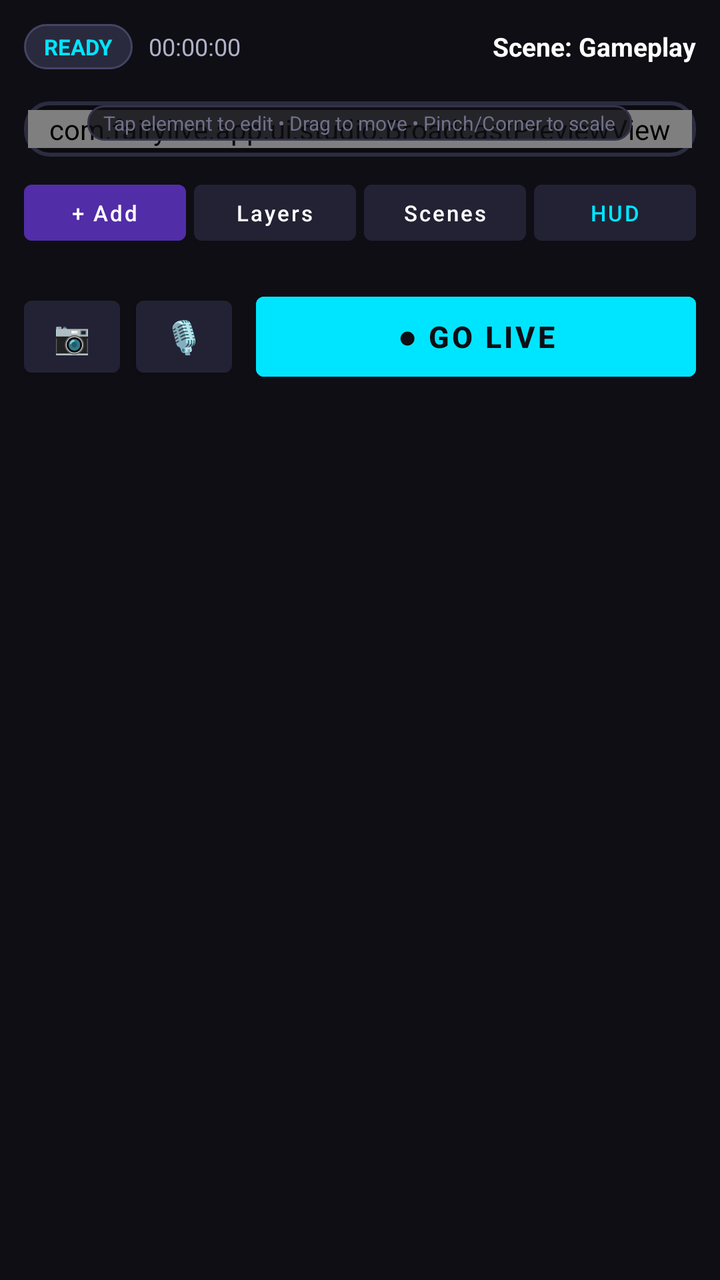
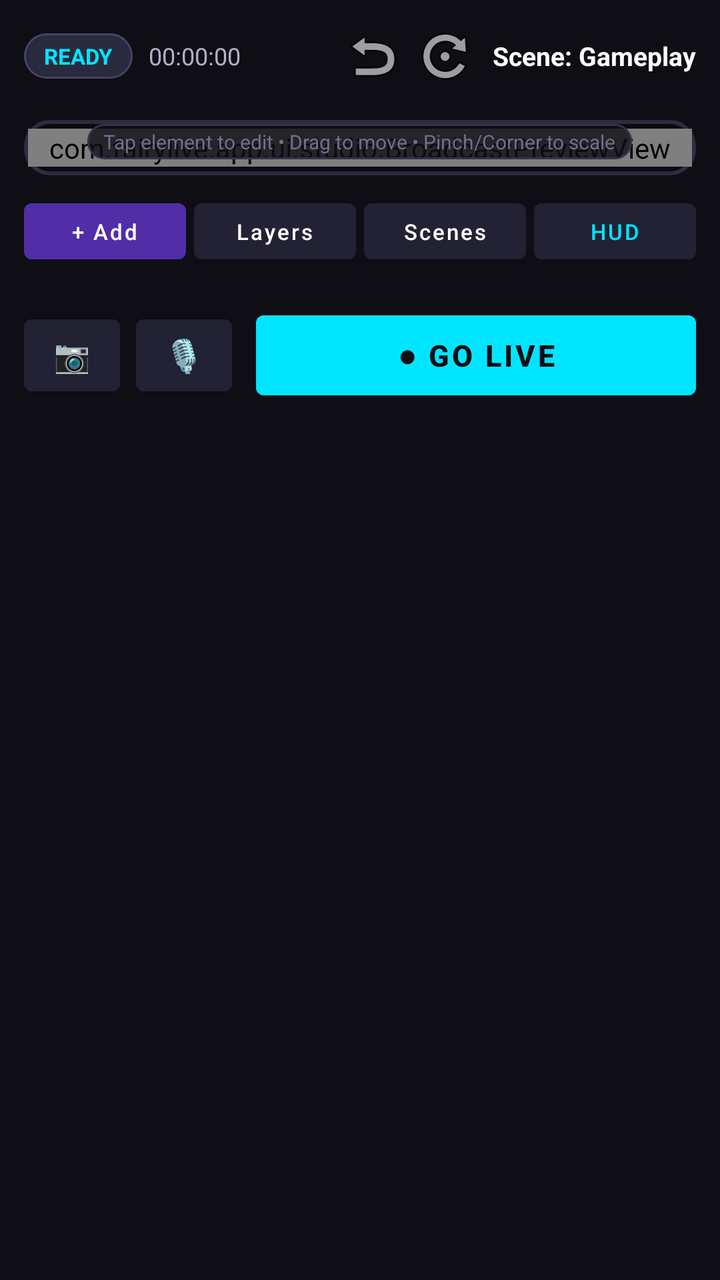

Compare the two renders of this Android layout. The source of the first and the diff that turns it into the second are given below.
<!-- AndroidManifest.xml: application theme Theme.FairyLive -->
<!-- res/layout/fragment_creator_studio.xml -->
<?xml version="1.0" encoding="utf-8"?>
<androidx.coordinatorlayout.widget.CoordinatorLayout xmlns:android="http://schemas.android.com/apk/res/android"
    xmlns:app="http://schemas.android.com/apk/res-auto"
    xmlns:tools="http://schemas.android.com/tools"
    android:layout_width="match_parent"
    android:layout_height="match_parent"
    android:background="@color/bg_primary">

    <androidx.core.widget.NestedScrollView
        android:layout_width="match_parent"
        android:layout_height="match_parent"
        android:fillViewport="true">

        <LinearLayout
            android:layout_width="match_parent"
            android:layout_height="wrap_content"
            android:orientation="vertical"
            android:padding="12dp">

            
            <LinearLayout
                android:layout_width="match_parent"
                android:layout_height="wrap_content"
                android:orientation="horizontal"
                android:gravity="center_vertical"
                android:layout_marginBottom="8dp">

                <TextView
                    android:id="@+id/tv_studio_status_badge"
                    android:layout_width="wrap_content"
                    android:layout_height="wrap_content"
                    android:background="@drawable/bg_status_badge"
                    android:paddingStart="10dp"
                    android:paddingTop="4dp"
                    android:paddingEnd="10dp"
                    android:paddingBottom="4dp"
                    android:text="READY"
                    android:textColor="@color/fairy_cyan"
                    android:textSize="11sp"
                    android:textStyle="bold" />

                <TextView
                    android:id="@+id/tv_stream_timer"
                    android:layout_width="wrap_content"
                    android:layout_height="wrap_content"
                    android:layout_marginStart="8dp"
                    android:text="00:00:00"
                    android:textColor="@color/text_secondary"
                    android:textSize="12sp" />

                <View
                    android:layout_width="0dp"
                    android:layout_height="1dp"
                    android:layout_weight="1" />

                <TextView
                    android:id="@+id/tv_active_scene_label"
                    android:layout_width="wrap_content"
                    android:layout_height="wrap_content"
                    android:text="Scene: Gameplay"
                    android:textColor="@color/text_primary"
                    android:textSize="13sp"
                    android:textStyle="bold" />
            </LinearLayout>

            
            <HorizontalScrollView
                android:layout_width="match_parent"
                android:layout_height="wrap_content"
                android:scrollbars="none"
                android:layout_marginBottom="8dp">

                <LinearLayout
                    android:id="@+id/layout_scene_chips"
                    android:layout_width="wrap_content"
                    android:layout_height="wrap_content"
                    android:orientation="horizontal">
                    
                </LinearLayout>
            </HorizontalScrollView>

            
            <FrameLayout
                android:id="@+id/preview_container"
                android:layout_width="match_parent"
                android:layout_height="wrap_content"
                android:background="@drawable/bg_preview_frame"
                android:padding="2dp">

                <com.fairylive.app.ui.studio.BroadcastPreviewView
                    android:id="@+id/broadcast_preview_view"
                    android:layout_width="match_parent"
                    android:layout_height="wrap_content"
                    android:layout_gravity="center" />

                
                <LinearLayout
                    android:id="@+id/layout_hud_overlay"
                    android:layout_width="wrap_content"
                    android:layout_height="wrap_content"
                    android:layout_gravity="top|start"
                    android:layout_margin="8dp"
                    android:background="@drawable/bg_hud_overlay"
                    android:orientation="vertical"
                    android:padding="6dp"
                    android:visibility="gone">

                    <TextView
                        android:id="@+id/tv_hud_fps"
                        android:layout_width="wrap_content"
                        android:layout_height="wrap_content"
                        android:text="FPS: 0.0"
                        android:textColor="@color/status_green"
                        android:textSize="10sp"
                        android:textStyle="bold" />

                    <TextView
                        android:id="@+id/tv_hud_bitrate"
                        android:layout_width="wrap_content"
                        android:layout_height="wrap_content"
                        android:text="Bitrate: 0 kbps"
                        android:textColor="@color/fairy_cyan"
                        android:textSize="10sp" />

                    <TextView
                        android:id="@+id/tv_hud_audio_rate"
                        android:layout_width="wrap_content"
                        android:layout_height="wrap_content"
                        android:text="Audio AU: 0/s"
                        android:textColor="@color/text_secondary"
                        android:textSize="10sp" />

                    <TextView
                        android:id="@+id/tv_hud_codecs"
                        android:layout_width="wrap_content"
                        android:layout_height="wrap_content"
                        android:text="Codecs: 2/2"
                        android:textColor="@color/fairy_purple_light"
                        android:textSize="10sp" />
                </LinearLayout>

                
                <TextView
                    android:id="@+id/tv_touch_hint"
                    android:layout_width="wrap_content"
                    android:layout_height="wrap_content"
                    android:layout_gravity="bottom|center_horizontal"
                    android:layout_marginBottom="6dp"
                    android:background="@drawable/bg_hud_overlay"
                    android:paddingStart="8dp"
                    android:paddingTop="2dp"
                    android:paddingEnd="8dp"
                    android:paddingBottom="2dp"
                    android:text="Tap element to edit • Drag to move • Pinch/Corner to scale"
                    android:textColor="@color/text_muted"
                    android:textSize="10sp" />
            </FrameLayout>

            
            <LinearLayout
                android:layout_width="match_parent"
                android:layout_height="wrap_content"
                android:layout_marginTop="8dp"
                android:orientation="horizontal"
                android:weightSum="4">

                <Button
                    android:id="@+id/btn_add_overlay"
                    android:layout_width="0dp"
                    android:layout_height="40dp"
                    android:layout_weight="1"
                    android:layout_marginEnd="4dp"
                    android:backgroundTint="@color/fairy_purple_dark"
                    android:text="+ Add"
                    android:textAllCaps="false"
                    android:textColor="@color/text_primary"
                    android:textSize="11sp" />

                <Button
                    android:id="@+id/btn_layers_toggle"
                    android:layout_width="0dp"
                    android:layout_height="40dp"
                    android:layout_weight="1"
                    android:layout_marginEnd="4dp"
                    android:backgroundTint="@color/bg_card"
                    android:text="Layers"
                    android:textAllCaps="false"
                    android:textColor="@color/text_primary"
                    android:textSize="11sp" />

                <Button
                    android:id="@+id/btn_scenes_toggle"
                    android:layout_width="0dp"
                    android:layout_height="40dp"
                    android:layout_weight="1"
                    android:layout_marginEnd="4dp"
                    android:backgroundTint="@color/bg_card"
                    android:text="Scenes"
                    android:textAllCaps="false"
                    android:textColor="@color/text_primary"
                    android:textSize="11sp" />

                <Button
                    android:id="@+id/btn_hud_toggle"
                    android:layout_width="0dp"
                    android:layout_height="40dp"
                    android:layout_weight="1"
                    android:backgroundTint="@color/bg_card"
                    android:text="HUD"
                    android:textAllCaps="false"
                    android:textColor="@color/fairy_cyan"
                    android:textSize="11sp" />
            </LinearLayout>

            
            <LinearLayout
                android:id="@+id/layout_selected_properties"
                android:layout_width="match_parent"
                android:layout_height="wrap_content"
                android:layout_marginTop="8dp"
                android:background="@drawable/bg_card_rounded"
                android:orientation="vertical"
                android:padding="8dp"
                android:visibility="gone">

                <LinearLayout
                    android:layout_width="match_parent"
                    android:layout_height="wrap_content"
                    android:gravity="center_vertical"
                    android:orientation="horizontal">

                    <TextView
                        android:id="@+id/tv_selected_element_title"
                        android:layout_width="0dp"
                        android:layout_height="wrap_content"
                        android:layout_weight="1"
                        android:text="Selected: Text Overlay"
                        android:textColor="@color/fairy_cyan"
                        android:textSize="12sp"
                        android:textStyle="bold" />

                    <Button
                        android:id="@+id/btn_element_visibility"
                        android:layout_width="wrap_content"
                        android:layout_height="32dp"
                        android:backgroundTint="@color/bg_surface"
                        android:text="Hide"
                        android:textAllCaps="false"
                        android:textColor="@color/text_secondary"
                        android:textSize="10sp" />

                    <Button
                        android:id="@+id/btn_element_delete"
                        android:layout_width="wrap_content"
                        android:layout_height="32dp"
                        android:layout_marginStart="4dp"
                        android:backgroundTint="@color/status_red"
                        android:text="Delete"
                        android:textAllCaps="false"
                        android:textColor="@color/text_primary"
                        android:textSize="10sp" />
                </LinearLayout>

                <LinearLayout
                    android:layout_width="match_parent"
                    android:layout_height="wrap_content"
                    android:layout_marginTop="4dp"
                    android:gravity="center_vertical"
                    android:orientation="horizontal">

                    <Button
                        android:id="@+id/btn_element_layer_up"
                        android:layout_width="0dp"
                        android:layout_height="32dp"
                        android:layout_weight="1"
                        android:layout_marginEnd="4dp"
                        android:backgroundTint="@color/bg_surface"
                        android:text="▲ Bring Forward"
                        android:textAllCaps="false"
                        android:textColor="@color/text_primary"
                        android:textSize="10sp" />

                    <Button
                        android:id="@+id/btn_element_layer_down"
                        android:layout_width="0dp"
                        android:layout_height="32dp"
                        android:layout_weight="1"
                        android:backgroundTint="@color/bg_surface"
                        android:text="▼ Send Backward"
                        android:textAllCaps="false"
                        android:textColor="@color/text_primary"
                        android:textSize="10sp" />
                </LinearLayout>
            </LinearLayout>

            
            <LinearLayout
                android:id="@+id/layout_layer_panel"
                android:layout_width="match_parent"
                android:layout_height="wrap_content"
                android:layout_marginTop="8dp"
                android:background="@drawable/bg_card_rounded"
                android:orientation="vertical"
                android:padding="8dp"
                android:visibility="gone">

                <TextView
                    android:layout_width="wrap_content"
                    android:layout_height="wrap_content"
                    android:text="ACTIVE LAYERS"
                    android:textColor="@color/text_secondary"
                    android:textSize="11sp"
                    android:textStyle="bold" />

                <LinearLayout
                    android:id="@+id/layout_layers_list"
                    android:layout_width="match_parent"
                    android:layout_height="wrap_content"
                    android:layout_marginTop="4dp"
                    android:orientation="vertical">
                    
                </LinearLayout>
            </LinearLayout>

            
            <LinearLayout
                android:layout_width="match_parent"
                android:layout_height="wrap_content"
                android:layout_marginTop="16dp"
                android:orientation="horizontal"
                android:gravity="center_vertical">

                <Button
                    android:id="@+id/btn_toggle_camera"
                    android:layout_width="48dp"
                    android:layout_height="48dp"
                    android:backgroundTint="@color/bg_card"
                    android:text="📷"
                    android:textSize="16sp" />

                <Button
                    android:id="@+id/btn_toggle_mic"
                    android:layout_width="48dp"
                    android:layout_height="48dp"
                    android:layout_marginStart="8dp"
                    android:backgroundTint="@color/bg_card"
                    android:text="🎙️"
                    android:textSize="16sp" />

                <Button
                    android:id="@+id/btn_go_live"
                    android:layout_width="0dp"
                    android:layout_height="52dp"
                    android:layout_marginStart="12dp"
                    android:layout_weight="1"
                    android:backgroundTint="@color/fairy_cyan"
                    android:text="● GO LIVE"
                    android:textAllCaps="false"
                    android:textColor="@color/bg_primary"
                    android:textSize="15sp"
                    android:textStyle="bold" />
            </LinearLayout>

        </LinearLayout>
    </androidx.core.widget.NestedScrollView>

</androidx.coordinatorlayout.widget.CoordinatorLayout>
<!-- resources referenced by this layout -->
<resources>
  <color name="bg_card">#222234</color>
  <color name="bg_primary">#0E0E14</color>
  <color name="bg_surface">#181824</color>
  <color name="fairy_cyan">#00E5FF</color>
  <color name="fairy_purple_dark">#512DA8</color>
  <color name="fairy_purple_light">#B388FF</color>
  <color name="status_green">#00E676</color>
  <color name="status_red">#FF5252</color>
  <color name="text_muted">#70708A</color>
  <color name="text_primary">#FFFFFF</color>
  <color name="text_secondary">#B0B0C8</color>
  <!-- drawable bg_card_rounded (drawable) -->
  <?xml version="1.0" encoding="utf-8"?>
  <shape xmlns:android="http://schemas.android.com/apk/res/android"
      android:shape="rectangle">
      <solid android:color="@color/bg_card" />
      <stroke
          android:width="1dp"
          android:color="@color/bg_card_stroke" />
      <corners android:radius="12dp" />
  </shape>
  <!-- drawable bg_hud_overlay (drawable) -->
  <?xml version="1.0" encoding="utf-8"?>
  <shape xmlns:android="http://schemas.android.com/apk/res/android"
      android:shape="rectangle">
      <solid android:color="#CC0E0E14" />
      <stroke
          android:width="1dp"
          android:color="#33334D" />
      <corners android:radius="8dp" />
  </shape>
  <!-- drawable bg_preview_frame (drawable) -->
  <?xml version="1.0" encoding="utf-8"?>
  <shape xmlns:android="http://schemas.android.com/apk/res/android"
      android:shape="rectangle">
      <solid android:color="#0A0A10" />
      <stroke
          android:width="2dp"
          android:color="#2C2C40" />
      <corners android:radius="12dp" />
  </shape>
  <!-- drawable bg_status_badge (drawable) -->
  <?xml version="1.0" encoding="utf-8"?>
  <shape xmlns:android="http://schemas.android.com/apk/res/android"
      android:shape="rectangle">
      <solid android:color="#2A2A3E" />
      <stroke
          android:width="1dp"
          android:color="#444466" />
      <corners android:radius="20dp" />
  </shape>
  <style name="Theme.FairyLive" parent="Theme.MaterialComponents.DayNight.NoActionBar">
          <item name="colorPrimary">@color/fairy_purple</item>
          <item name="colorPrimaryVariant">@color/fairy_purple_dark</item>
          <item name="colorOnPrimary">@color/text_primary</item>
  
          <item name="colorSecondary">@color/fairy_cyan</item>
          <item name="colorSecondaryVariant">@color/fairy_cyan</item>
          <item name="colorOnSecondary">@color/bg_primary</item>
  
          <item name="android:statusBarColor">@color/bg_primary</item>
          <item name="android:navigationBarColor">@color/bg_primary</item>
          <item name="android:windowBackground">@color/bg_primary</item>
      </style>
  <color name="bg_card_stroke">#33334D</color>
  <color name="fairy_purple">#7C4DFF</color>
</resources>

<!-- the commit's change to res/layout/fragment_creator_studio.xml (unified diff, before → after) -->
@@ -52,6 +52,24 @@
                     android:layout_width="0dp"
                     android:layout_height="1dp"
                     android:layout_weight="1" />
+
+                <ImageButton
+                    android:id="@+id/btn_undo"
+                    android:layout_width="32dp"
+                    android:layout_height="32dp"
+                    android:layout_marginEnd="4dp"
+                    android:background="?attr/selectableItemBackgroundBorderless"
+                    android:src="@android:drawable/ic_menu_revert"
+                    android:contentDescription="Undo" />
+
+                <ImageButton
+                    android:id="@+id/btn_redo"
+                    android:layout_width="32dp"
+                    android:layout_height="32dp"
+                    android:layout_marginEnd="8dp"
+                    android:background="?attr/selectableItemBackgroundBorderless"
+                    android:src="@android:drawable/ic_menu_rotate"
+                    android:contentDescription="Redo" />
 
                 <TextView
                     android:id="@+id/tv_active_scene_label"
@@ -291,6 +309,38 @@
                         android:textColor="@color/text_primary"
                         android:textSize="10sp" />
                 </LinearLayout>
+
+                <LinearLayout
+                    android:id="@+id/layout_element_edit_row"
+                    android:layout_width="match_parent"
+                    android:layout_height="wrap_content"
+                    android:layout_marginTop="4dp"
+                    android:gravity="center_vertical"
+                    android:orientation="horizontal">
+
+                    <Button
+                        android:id="@+id/btn_element_edit"
+                        android:layout_width="0dp"
+                        android:layout_height="32dp"
+                        android:layout_weight="1"
+                        android:layout_marginEnd="4dp"
+                        android:backgroundTint="@color/bg_surface"
+                        android:text="✏️ Edit Content"
+                        android:textAllCaps="false"
+                        android:textColor="@color/text_primary"
+                        android:textSize="10sp" />
+
+                    <Button
+                        android:id="@+id/btn_element_opacity"
+                        android:layout_width="0dp"
+                        android:layout_height="32dp"
+                        android:layout_weight="1"
+                        android:backgroundTint="@color/bg_surface"
+                        android:text="🌓 Opacity"
+                        android:textAllCaps="false"
+                        android:textColor="@color/text_primary"
+                        android:textSize="10sp" />
+                </LinearLayout>
             </LinearLayout>
 
             
